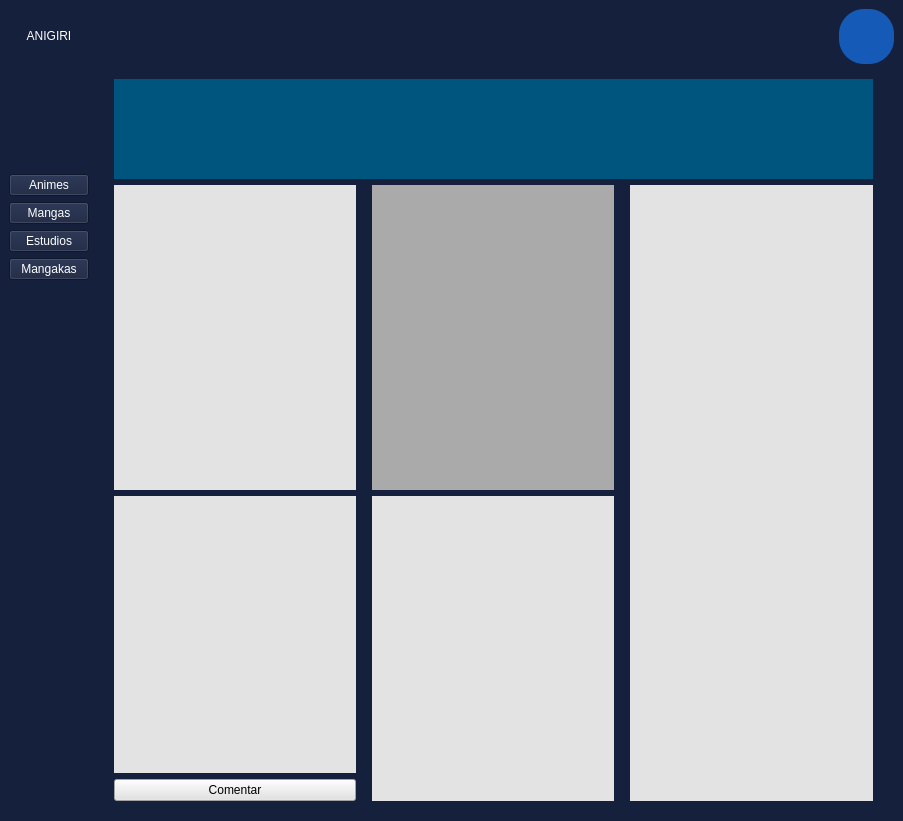
This is Ui/contentPage.ui in rmungar/PersistenciaDIN as Qt 5 draws it before an edit. The edited form follows.
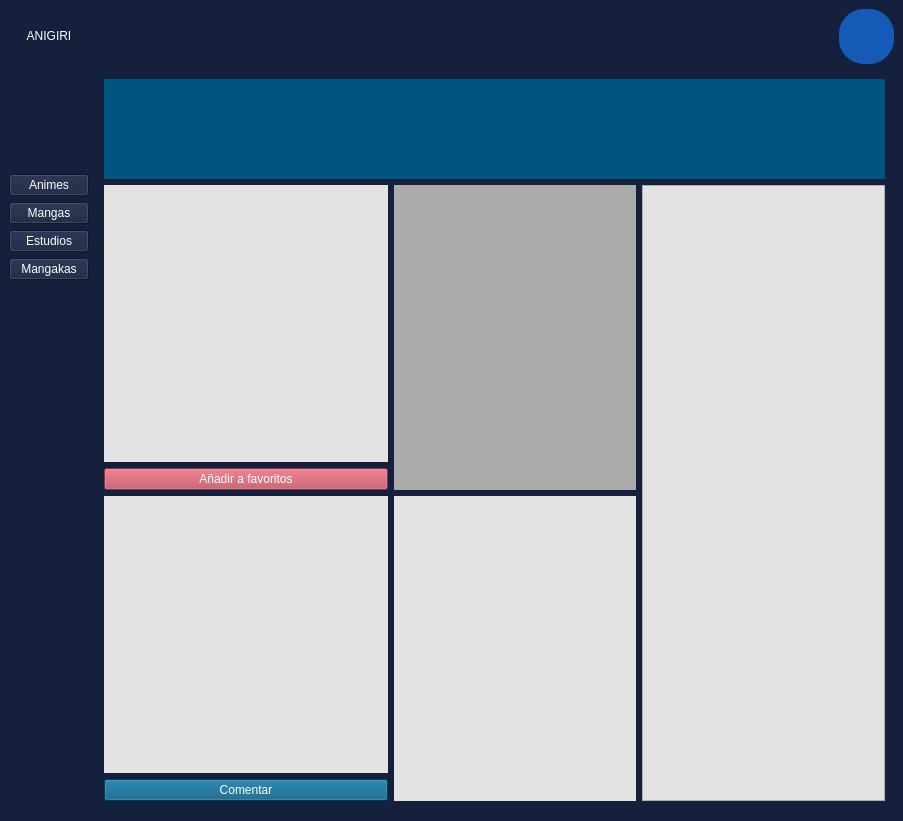
This is the edited form. Icons and pictures are not drawn.

Commit message: boton favorito y lista de ranking

The edit to the form file:
```diff
--- a/Ui/contentPage.ui
+++ b/Ui/contentPage.ui
@@ -136,106 +136,6 @@
          <string notr="true"/>
         </property>
         <layout class="QGridLayout" name="gridLayout_2" columnstretch="0,0,0">
-         <item row="1" column="1">
-          <widget class="QLabel" name="placeholderimage">
-           <property name="minimumSize">
-            <size>
-             <width>242</width>
-             <height>305</height>
-            </size>
-           </property>
-           <property name="maximumSize">
-            <size>
-             <width>242</width>
-             <height>305</height>
-            </size>
-           </property>
-           <property name="styleSheet">
-            <string notr="true">background-color: rgb(170, 170, 170);</string>
-           </property>
-           <property name="text">
-            <string/>
-           </property>
-          </widget>
-         </item>
-         <item row="2" column="1">
-          <widget class="QLabel" name="descripcion">
-           <property name="sizePolicy">
-            <sizepolicy hsizetype="Ignored" vsizetype="Ignored">
-             <horstretch>0</horstretch>
-             <verstretch>0</verstretch>
-            </sizepolicy>
-           </property>
-           <property name="minimumSize">
-            <size>
-             <width>242</width>
-             <height>305</height>
-            </size>
-           </property>
-           <property name="maximumSize">
-            <size>
-             <width>242</width>
-             <height>305</height>
-            </size>
-           </property>
-           <property name="styleSheet">
-            <string notr="true">background-color:rgb(227, 227, 227);
-color: rgb(0, 0, 0);
-font: 14pt &quot;Segoe UI Symbol&quot;;</string>
-           </property>
-           <property name="text">
-            <string>&lt;html&gt;&lt;head/&gt;&lt;body&gt;&lt;p align=&quot;justify&quot;&gt;&lt;br/&gt;&lt;/p&gt;&lt;/body&gt;&lt;/html&gt;</string>
-           </property>
-           <property name="alignment">
-            <set>Qt::AlignmentFlag::AlignLeading|Qt::AlignmentFlag::AlignLeft|Qt::AlignmentFlag::AlignTop</set>
-           </property>
-           <property name="wordWrap">
-            <bool>true</bool>
-           </property>
-           <property name="margin">
-            <number>10</number>
-           </property>
-          </widget>
-         </item>
-         <item row="1" column="0">
-          <widget class="QLabel" name="synopsis">
-           <property name="sizePolicy">
-            <sizepolicy hsizetype="Ignored" vsizetype="Ignored">
-             <horstretch>0</horstretch>
-             <verstretch>0</verstretch>
-            </sizepolicy>
-           </property>
-           <property name="minimumSize">
-            <size>
-             <width>242</width>
-             <height>305</height>
-            </size>
-           </property>
-           <property name="maximumSize">
-            <size>
-             <width>242</width>
-             <height>305</height>
-            </size>
-           </property>
-           <property name="styleSheet">
-            <string notr="true">background-color:rgb(227, 227, 227);
-color: rgb(0, 0, 0);
-font: 14pt &quot;Segoe UI Symbol&quot;;</string>
-           </property>
-           <property name="text">
-            <string>&lt;html&gt;&lt;head/&gt;&lt;body&gt;&lt;p align=&quot;justify&quot;&gt;&lt;br/&gt;&lt;/p&gt;&lt;/body&gt;&lt;/html&gt;</string>
-           </property>
-           <property name="alignment">
-            <set>Qt::AlignmentFlag::AlignLeading|Qt::AlignmentFlag::AlignLeft|Qt::AlignmentFlag::AlignTop</set>
-           </property>
-           <property name="wordWrap">
-            <bool>true</bool>
-           </property>
-           <property name="margin">
-            <number>10</number>
-           </property>
-          </widget>
-         </item>
          <item row="0" column="0" colspan="3">
           <widget class="QLabel" name="title">
            <property name="minimumSize">
@@ -262,46 +162,13 @@
            </property>
           </widget>
          </item>
-         <item row="1" column="2" rowspan="2">
-          <widget class="QLabel" name="ranking">
-           <property name="minimumSize">
-            <size>
-             <width>243</width>
-             <height>616</height>
-            </size>
-           </property>
-           <property name="maximumSize">
-            <size>
-             <width>243</width>
-             <height>616</height>
-            </size>
-           </property>
-           <property name="styleSheet">
-            <string notr="true">background-color:rgb(227, 227, 227);
-color: rgb(0, 0, 0);
-font: 14pt &quot;Segoe UI Symbol&quot;;</string>
-           </property>
-           <property name="text">
-            <string/>
-           </property>
-           <property name="alignment">
-            <set>Qt::AlignmentFlag::AlignLeading|Qt::AlignmentFlag::AlignLeft|Qt::AlignmentFlag::AlignTop</set>
-           </property>
-           <property name="wordWrap">
-            <bool>true</bool>
-           </property>
-           <property name="margin">
-            <number>10</number>
-           </property>
-          </widget>
-         </item>
          <item row="2" column="0">
           <layout class="QGridLayout" name="gridLayout_4">
            <item row="1" column="0">
             <widget class="QPushButton" name="commentButton">
              <property name="styleSheet">
-              <string notr="true">background-color:rgb(227, 227, 227);
-color: rgb(0, 0, 0);
+              <string notr="true">background-color: rgb(0, 85, 127);
+color: rgb(255, 255, 255);
 font: 14pt &quot;Segoe UI Symbol&quot;;</string>
              </property>
              <property name="text">
@@ -323,6 +190,116 @@
            </item>
           </layout>
          </item>
+         <item row="1" column="1">
+          <widget class="QLabel" name="placeholderimage">
+           <property name="minimumSize">
+            <size>
+             <width>242</width>
+             <height>305</height>
+            </size>
+           </property>
+           <property name="maximumSize">
+            <size>
+             <width>242</width>
+             <height>305</height>
+            </size>
+           </property>
+           <property name="styleSheet">
+            <string notr="true">background-color: rgb(170, 170, 170);</string>
+           </property>
+           <property name="text">
+            <string/>
+           </property>
+          </widget>
+         </item>
+         <item row="1" column="0">
+          <layout class="QGridLayout" name="gridLayout_5">
+           <item row="0" column="0">
+            <widget class="QLabel" name="synopsis">
+             <property name="styleSheet">
+              <string notr="true">background-color:rgb(227, 227, 227);
+color: rgb(0, 0, 0);
+font: 14pt &quot;Segoe UI Symbol&quot;;</string>
+             </property>
+             <property name="text">
+              <string/>
+             </property>
+            </widget>
+           </item>
+           <item row="1" column="0">
+            <widget class="QPushButton" name="favoriteButton">
+             <property name="styleSheet">
+              <string notr="true">background-color:rgb(185, 70, 87);
+color: rgb(255, 255, 255);
+font: 14pt &quot;Segoe UI Symbol&quot;;</string>
+             </property>
+             <property name="text">
+              <string>Añadir a favoritos</string>
+             </property>
+            </widget>
+           </item>
+          </layout>
+         </item>
+         <item row="2" column="1">
+          <widget class="QLabel" name="descripcion">
+           <property name="sizePolicy">
+            <sizepolicy hsizetype="Ignored" vsizetype="Ignored">
+             <horstretch>0</horstretch>
+             <verstretch>0</verstretch>
+            </sizepolicy>
+           </property>
+           <property name="minimumSize">
+            <size>
+             <width>242</width>
+             <height>305</height>
+            </size>
+           </property>
+           <property name="maximumSize">
+            <size>
+             <width>242</width>
+             <height>305</height>
+            </size>
+           </property>
+           <property name="styleSheet">
+            <string notr="true">background-color:rgb(227, 227, 227);
+color: rgb(0, 0, 0);
+font: 14pt &quot;Segoe UI Symbol&quot;;</string>
+           </property>
+           <property name="text">
+            <string>&lt;html&gt;&lt;head/&gt;&lt;body&gt;&lt;p align=&quot;justify&quot;&gt;&lt;br/&gt;&lt;/p&gt;&lt;/body&gt;&lt;/html&gt;</string>
+           </property>
+           <property name="alignment">
+            <set>Qt::AlignmentFlag::AlignLeading|Qt::AlignmentFlag::AlignLeft|Qt::AlignmentFlag::AlignTop</set>
+           </property>
+           <property name="wordWrap">
+            <bool>true</bool>
+           </property>
+           <property name="margin">
+            <number>10</number>
+           </property>
+          </widget>
+         </item>
+         <item row="1" column="2" rowspan="2">
+          <widget class="QListWidget" name="ranking">
+           <property name="minimumSize">
+            <size>
+             <width>243</width>
+             <height>616</height>
+            </size>
+           </property>
+           <property name="maximumSize">
+            <size>
+             <width>243</width>
+             <height>616</height>
+            </size>
+           </property>
+           <property name="styleSheet">
+            <string notr="true">background-color:rgb(227, 227, 227);
+color: rgb(0, 0, 0);
+font: 14pt &quot;Segoe UI Symbol&quot;;</string>
+           </property>
+          </widget>
+         </item>
         </layout>
        </widget>
       </item>
```
The commit also changes 2 other files.
